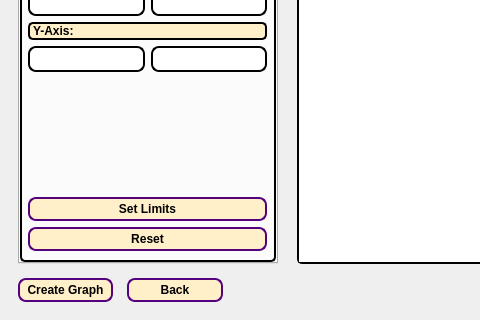
This is QT_GUI/VRGraphProcessingGUI.ui in Babaykaa/VaspReader as Qt 5 draws it before an edit; both pictures show x 0 to 480 and y 280 to 600 of the 900 by 600 pixel window. The edited form follows.
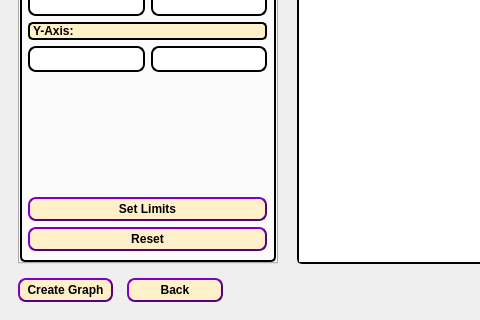
This is the edited form. Icons and pictures are not drawn.

```diff
--- a/QT_GUI/VRGraphProcessingGUI.ui
+++ b/QT_GUI/VRGraphProcessingGUI.ui
@@ -47,6 +47,7 @@
   font-weight: 600;
   border-radius: 8px;
   border: 2px solid rgb(85, 0, 127);
+  border-style: outset;
   padding: 3px 3px;
   margin-top: 0px;
   outline: 0px;
@@ -61,6 +62,7 @@
 background-color:rgb(150, 150, 150);
 margin-top: 0px;
 outline: 0px;
+border-style: outset;
 }
 QPushButton:hover {
   background-color: rgb(255, 212, 137);
@@ -117,15 +119,6 @@
   border: 2px solid #000000;
   border-radius: 5px;
 }
-QScrollArea{border: none;}
-QScrollBar{background: white; border-radius: 5px;}
-QScrollBar:horizontal{height: 8px;}
-QScrollBar:vertical{width: 8px; background:white;}
-QScrollBar::handle{background: rgb(0, 203, 203); border-radius: 4px; width: 4px}
-QScrollBar::handle:horizontal{height: 25px; min-width: 10px;}
-QScrollBar::handle:vertical{width: 25px; min-height: 10px;}
-QScrollBar::add-line{border: none;background: none;}
-QScrollBar::sub-line{border: none; background: none;}
 QLabel{
 background-color: rgb(255, 240, 202);
 color: black;
@@ -140,6 +133,106 @@
   border-radius: 6px;
   border: 2px solid #000000;
   padding: 3px 3px;
+}
+
+QScrollBar:vertical {
+    border-radius: 6px;
+    border: 2px solid rgb(0, 0, 0);
+	color: rgb(0, 0, 0);
+    background: rgb(182, 182, 182);
+    width: 16px;
+    margin: 23px 0 23px 0;
+}
+QScrollBar::handle:vertical {
+    background: rgb(0, 203, 203);
+    min-height: 18px;
+    border-radius: 5px;
+}
+QScrollBar::handle:hover:vertical {
+    background: rgb(255, 255, 255);
+}
+QScrollBar::add-line:vertical {
+    border: 1.5px solid rgb(0, 0, 0);
+    border-radius: 6px;
+    background: rgb(0, 203, 203);
+    height: 18px;
+    subcontrol-position: bottom;
+    subcontrol-origin: margin;
+}
+QScrollBar::sub-line:vertical {
+    border: 1.5px solid rgb(0, 0, 0);
+    border-radius: 6px;
+    background: rgb(0, 203, 203);
+    height: 18px;
+    subcontrol-position: top;
+    subcontrol-origin: margin;
+}
+QScrollBar::add-line:hover:vertical, QScrollBar::sub-line:hover:vertical {
+    background: rgb(255, 255, 255);
+}
+QScrollBar::up-arrow:vertical, QScrollBar::down-arrow:vertical {
+    border: 1px solid rgb(0, 0, 0);
+    border-radius: 2px;
+    width: 3.5px;
+    height: 3.5px;
+    background: rgb(255, 255, 255);
+}
+QScrollBar::up-arrow:vertical:hover, QScrollBar::down-arrow:vertical:hover {
+    background: rgb(0, 203, 203);
+}
+
+QScrollBar::add-page:vertical, QScrollBar::sub-page:vertical {
+    background: none;
+}
+
+QScrollBar:horizontal {
+    border-radius: 6px;
+    border: 2px solid rgb(0, 0, 0);
+	color: rgb(0, 0, 0);
+    background: rgb(182, 182, 182);
+    height: 16px;
+    margin: 0 23px 0 23px;
+}
+QScrollBar::handle:horizontal {
+    background: rgb(0, 203, 203);
+    min-width: 18px;
+    border-radius: 5px;
+}
+QScrollBar::handle:hover:horizontal {
+    background: rgb(255, 255, 255);
+}
+QScrollBar::add-line:horizontal {
+    border: 1.5px solid rgb(0, 0, 0);
+    border-radius: 6px;
+    background: rgb(0, 203, 203);
+    width: 18px;
+    subcontrol-position: right;
+    subcontrol-origin: margin;
+}
+QScrollBar::sub-line:horizontal {
+    border: 1.5px solid rgb(0, 0, 0);
+    border-radius: 6px;
+    background: rgb(0, 203, 203);
+    width: 18px;
+    subcontrol-position: left;
+    subcontrol-origin: margin;
+}
+QScrollBar::add-line:hover:horizontal, QScrollBar::sub-line:hover:horizontal {
+    background: rgb(255, 255, 255);
+}
+QScrollBar::left-arrow:horizontal, QScrollBar::right-arrow:horizontal {
+    border: 1px solid rgb(0, 0, 0);
+    border-radius: 2px;
+    width: 3.5px;
+    height: 3.5px;
+    background: rgb(255, 255, 255);
+}
+QScrollBar::left-arrow:horizontal:hover, QScrollBar::right-arrow:horizontal:hover {
+    background: rgb(0, 203, 203);
+}
+
+QScrollBar::add-page:horizontal, QScrollBar::sub-page:horizontal {
+    background: none;
 }</string>
   </property>
   <widget class="QWidget" name="MainWidget">
```
Left out of the diff: 4 changed lines with no effect on the pictures.
